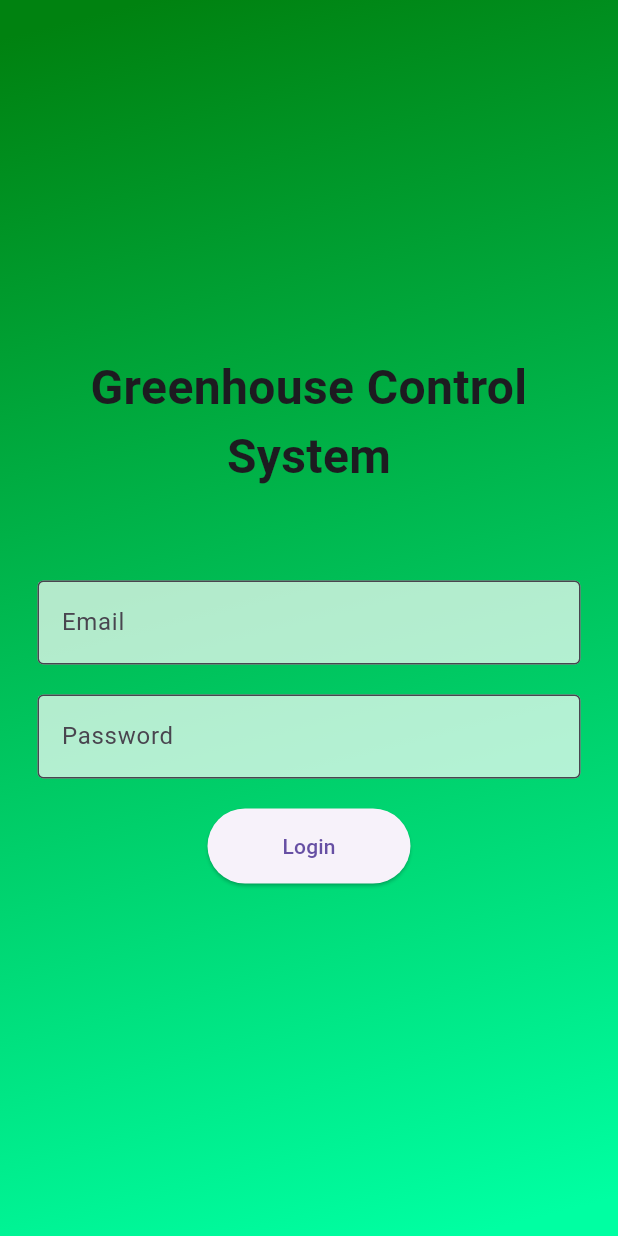
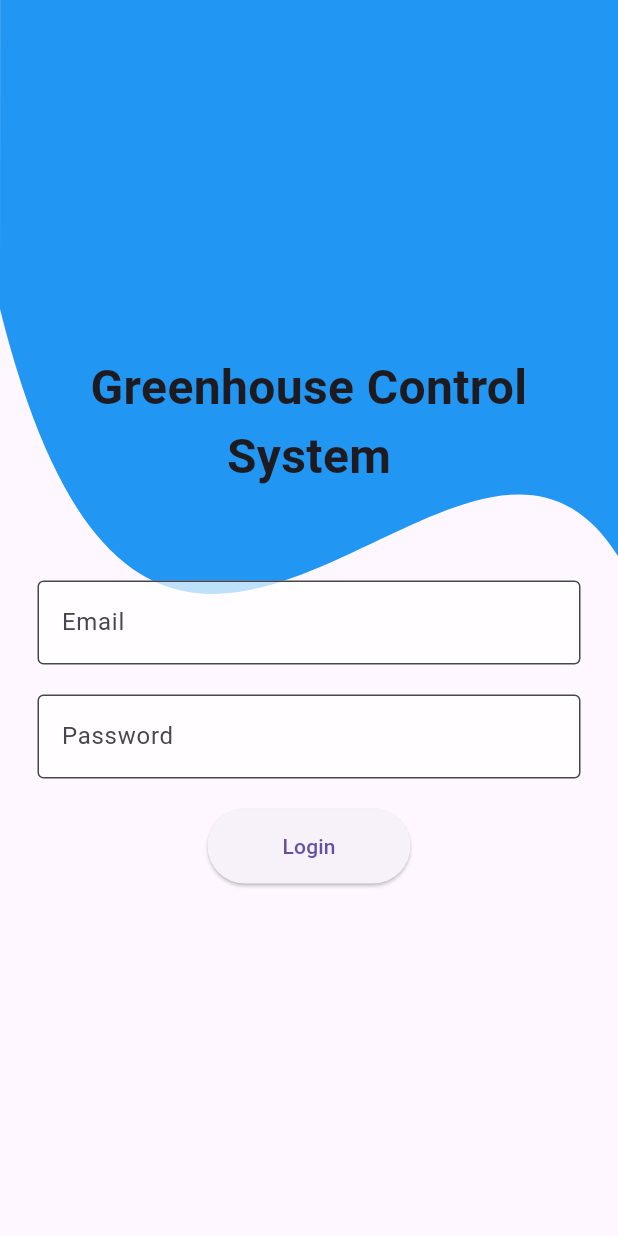
Before and after one commit to AFR0011/greenhouse-proj, a Flutter app: the screen it shows after launch, on a phone screen of 412 x 824 dp. Run offline on Flutter 3.47's test engine with Material 3 defaults, Android fonts, the phone set to English and light mode, and no system bars; our stand-ins replace bloc, cloud_firestore, firebase_auth, firebase_core, firebase_messaging, firebase_storage and 2 more; missing offline and left inert: list_utilities, mailer; accounts and stored records are empty.

Commit message:
login page design

```diff
--- a/greenhouse_project/lib/pages/chat.dart
+++ b/greenhouse_project/lib/pages/chat.dart
@@ -12,6 +12,7 @@ import 'package:greenhouse_project/services/cubit/chat_cubit.dart';
 import 'package:greenhouse_project/services/cubit/chats_cubit.dart';
 import 'package:greenhouse_project/services/cubit/home_cubit.dart';
 import 'package:greenhouse_project/utils/buttons.dart';
+import 'package:greenhouse_project/utils/input.dart';
 import 'package:greenhouse_project/utils/message_bubble.dart';
 import 'package:greenhouse_project/utils/theme.dart';
 
@@ -208,9 +209,7 @@ class _ChatPageState extends State<_ChatPageContent> {
     return Row(
       children: [
         Expanded(
-          child: TextField(
-            controller: _textEditingController,
-          ),
+          child:InputTextField(controller: _textEditingController, errorText: "", hintText: "send a message")
         ),
         Expanded(
           child: GreenElevatedButton(
--- a/greenhouse_project/lib/pages/login.dart
+++ b/greenhouse_project/lib/pages/login.dart
@@ -10,6 +10,7 @@ import 'package:flutter/material.dart';
 import 'package:firebase_auth/firebase_auth.dart';
 import 'package:flutter_bloc/flutter_bloc.dart';
 import 'package:greenhouse_project/services/cubit/auth_cubit.dart';
+import 'package:greenhouse_project/utils/bakground.dart';
 import 'package:greenhouse_project/utils/text_styles.dart';
 import 'home.dart';
 
@@ -47,49 +48,6 @@ class _LoginPageState extends State<LoginPage>
   @override
   void initState() {
     super.initState();
-
-    // Background animation
-    _animController =
-        AnimationController(vsync: this, duration: const Duration(seconds: 5));
-    _topAlignmentAnimation = TweenSequence<Alignment>([
-      TweenSequenceItem<Alignment>(
-          tween: Tween<Alignment>(
-              begin: Alignment.topLeft, end: Alignment.topRight),
-          weight: 1),
-      TweenSequenceItem<Alignment>(
-          tween: Tween<Alignment>(
-              begin: Alignment.topRight, end: Alignment.bottomRight),
-          weight: 1),
-      TweenSequenceItem<Alignment>(
-          tween: Tween<Alignment>(
-              begin: Alignment.bottomRight, end: Alignment.bottomLeft),
-          weight: 1),
-      TweenSequenceItem<Alignment>(
-          tween: Tween<Alignment>(
-              begin: Alignment.bottomLeft, end: Alignment.topLeft),
-          weight: 1),
-    ]).animate(_animController);
-    _bottomAlignmentAnimation = TweenSequence<Alignment>([
-      TweenSequenceItem<Alignment>(
-          tween: Tween<Alignment>(
-              begin: Alignment.bottomRight, end: Alignment.bottomLeft),
-          weight: 1),
-      TweenSequenceItem<Alignment>(
-          tween: Tween<Alignment>(
-              begin: Alignment.bottomLeft, end: Alignment.topLeft),
-          weight: 1),
-      TweenSequenceItem<Alignment>(
-          tween: Tween<Alignment>(
-              begin: Alignment.topLeft, end: Alignment.topRight),
-          weight: 1),
-      TweenSequenceItem<Alignment>(
-          tween: Tween<Alignment>(
-              begin: Alignment.topRight, end: Alignment.bottomRight),
-          weight: 1),
-    ]).animate(_animController);
-
-    // Repeat animation
-    _animController.repeat();
   }
 
   @override
@@ -105,21 +63,7 @@ class _LoginPageState extends State<LoginPage>
           }
           return Stack(children: [
             // Background
-            AnimatedBuilder(
-              animation: _animController,
-              builder: (context, _) {
-                return Container(
-                  decoration: BoxDecoration(
-                      gradient: LinearGradient(
-                          colors: const [
-                        Color.fromARGB(255, 0, 255, 162),
-                        Color.fromARGB(255, 0, 130, 16),
-                      ],
-                          begin: _topAlignmentAnimation.value,
-                          end: _bottomAlignmentAnimation.value)),
-                );
-              },
-            ),
+            SeaBackground(),
             // Content
             Padding(
               padding: const EdgeInsets.all(25.0),
--- /dev/null
+++ b/greenhouse_project/lib/utils/bakground.dart
@@ -0,0 +1,47 @@
+import 'dart:math';
+import 'package:flutter/material.dart';
+
+class SeaPainter extends CustomPainter {
+  @override
+  void paint(Canvas canvas, Size size) {
+    final paint = Paint()
+      ..color = Colors.blue // Set the color of the waves
+      ..style = PaintingStyle.fill; // Use fill style
+
+    final path = Path();
+    path.moveTo(size.width, -1000000);
+    path.lineTo(0, size.height /2);
+    path.cubicTo(size.width / 4, 3* (size.height/2), 3* (size.width/4) , size.height/2, size.width, size.height*0.9);
+    // Draw the combined path to create the sea waves
+    canvas.drawPath(path, paint);
+  }
+
+  @override
+  bool shouldRepaint(covariant CustomPainter oldDelegate) {
+    return false; // No need to repaint for static sea waves
+  }
+}
+
+class SeaBackground extends StatelessWidget {
+  const SeaBackground({super.key});
+  @override
+  Widget build(BuildContext context) {
+    return CustomPaint(
+      painter: SeaPainter(),
+      child: Container(
+        height: MediaQuery.of(context).size.height * 0.5, // Adjust the height of the sea (water body)
+        // You can add other widgets on top of the sea background
+        child: Center(
+          child: Text(
+            '',
+            style: TextStyle(
+              fontSize: 24,
+              fontWeight: FontWeight.bold,
+              color: Colors.white,
+            ),
+          ),
+        ),
+      ),
+    );
+  }
+}
```
